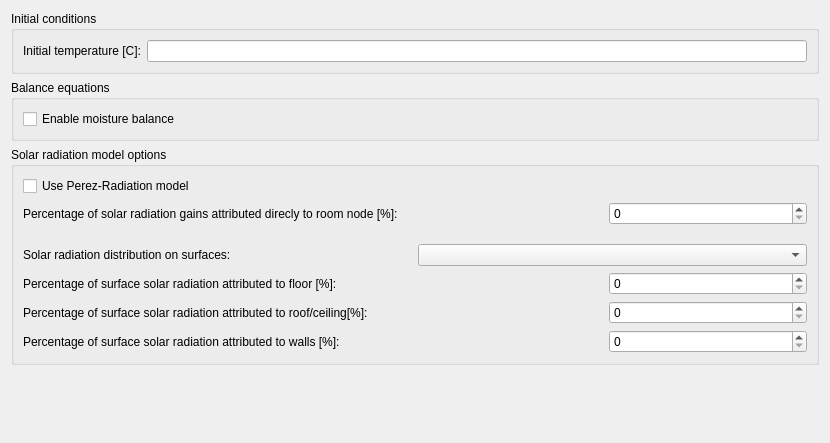
Before: the Qt Designer form SIM-VICUS/src/SVSimulationModelOptions.ui in ghorwin/SIM-VICUS, drawn with Qt 5.
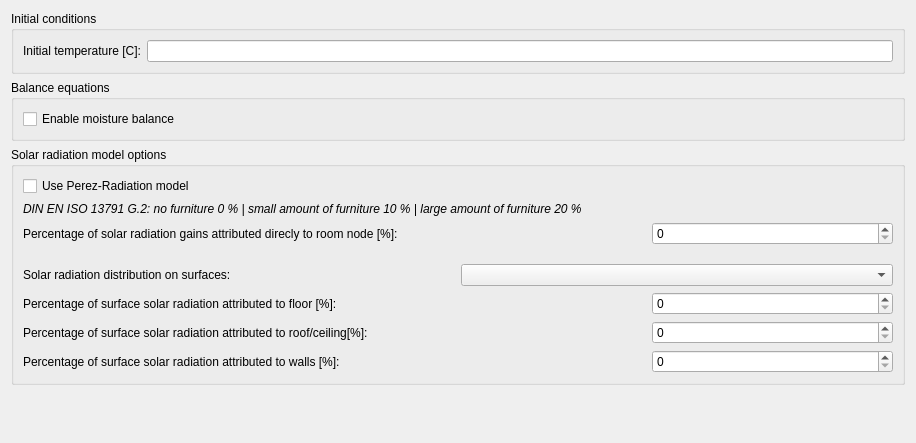
After: the same form once the commit is applied. Custom widgets are drawn as their Qt base class.

Commit message: Improved simulation model standard settings

Patch:
```diff
--- a/SIM-VICUS/src/SVSimulationModelOptions.ui
+++ b/SIM-VICUS/src/SVSimulationModelOptions.ui
@@ -6,7 +6,7 @@
    <rect>
     <x>0</x>
     <y>0</y>
-    <width>830</width>
+    <width>916</width>
     <height>443</height>
    </rect>
   </property>
@@ -62,17 +62,48 @@
         </property>
        </widget>
       </item>
-      <item row="1" column="0">
+      <item row="5" column="0">
+       <widget class="QLabel" name="label_3">
+        <property name="text">
+         <string>Percentage of surface solar radiation attributed to floor [%]:</string>
+        </property>
+       </widget>
+      </item>
+      <item row="5" column="2">
+       <widget class="QSpinBox" name="spinBoxSolarRadiationToFloor"/>
+      </item>
+      <item row="7" column="2">
+       <widget class="QSpinBox" name="spinBoxSolarRadiationToWalls"/>
+      </item>
+      <item row="7" column="0">
+       <widget class="QLabel" name="label_5">
+        <property name="text">
+         <string>Percentage of surface solar radiation attributed to walls [%]:</string>
+        </property>
+       </widget>
+      </item>
+      <item row="2" column="0">
        <widget class="QLabel" name="label_2">
         <property name="text">
          <string>Percentage of solar radiation gains attributed direcly to room node [%]:</string>
         </property>
        </widget>
       </item>
-      <item row="1" column="2">
-       <widget class="QSpinBox" name="spinBoxSolarRadiationGainsDirectlyToRoomNode"/>
+      <item row="4" column="0" colspan="3">
+       <layout class="QHBoxLayout" name="horizontalLayout_2">
+        <item>
+         <widget class="QLabel" name="label">
+          <property name="text">
+           <string>Solar radiation distribution on surfaces:</string>
+          </property>
+         </widget>
+        </item>
+        <item>
+         <widget class="QComboBox" name="comboBoxSolarDistributionModeltype"/>
+        </item>
+       </layout>
       </item>
-      <item row="2" column="1">
+      <item row="3" column="1">
        <spacer name="verticalSpacer_2">
         <property name="orientation">
          <enum>Qt::Vertical</enum>
@@ -88,49 +119,30 @@
         </property>
        </spacer>
       </item>
-      <item row="3" column="0" colspan="3">
-       <layout class="QHBoxLayout" name="horizontalLayout_2">
-        <item>
-         <widget class="QLabel" name="label">
-          <property name="text">
-           <string>Solar radiation distribution on surfaces:</string>
-          </property>
-         </widget>
-        </item>
-        <item>
-         <widget class="QComboBox" name="comboBoxSolarDistributionModeltype"/>
-        </item>
-       </layout>
-      </item>
-      <item row="4" column="0">
-       <widget class="QLabel" name="label_3">
-        <property name="text">
-         <string>Percentage of surface solar radiation attributed to floor [%]:</string>
-        </property>
-       </widget>
-      </item>
-      <item row="4" column="2">
-       <widget class="QSpinBox" name="spinBoxSolarRadiationToFloor"/>
-      </item>
-      <item row="5" column="0" colspan="2">
+      <item row="6" column="0" colspan="2">
        <widget class="QLabel" name="label_4">
         <property name="text">
          <string>Percentage of surface solar radiation attributed to roof/ceiling[%]:</string>
         </property>
        </widget>
       </item>
-      <item row="5" column="2">
-       <widget class="QSpinBox" name="spinBoxSolarRadiationToRoofCeiling"/>
-      </item>
-      <item row="6" column="0">
-       <widget class="QLabel" name="label_5">
-        <property name="text">
-         <string>Percentage of surface solar radiation attributed to walls [%]:</string>
-        </property>
-       </widget>
+      <item row="2" column="2">
+       <widget class="QSpinBox" name="spinBoxSolarRadiationGainsDirectlyToRoomNode"/>
       </item>
       <item row="6" column="2">
-       <widget class="QSpinBox" name="spinBoxSolarRadiationToWalls"/>
+       <widget class="QSpinBox" name="spinBoxSolarRadiationToRoofCeiling"/>
+      </item>
+      <item row="1" column="0" colspan="3">
+       <widget class="QLabel" name="label_7">
+        <property name="font">
+         <font>
+          <italic>true</italic>
+         </font>
+        </property>
+        <property name="text">
+         <string>DIN EN ISO 13791 G.2: no furniture 0 % | small amount of furniture 10 % | large amount of furniture 20 %</string>
+        </property>
+       </widget>
       </item>
      </layout>
     </widget>
```
The commit also changes 1 other file.
